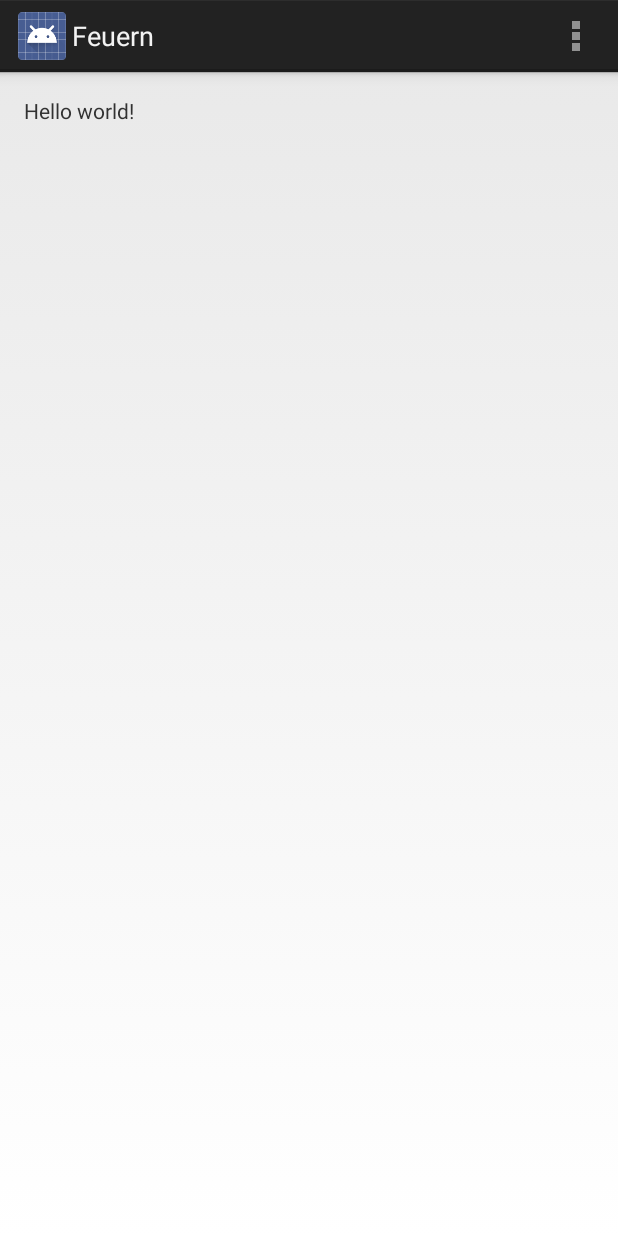
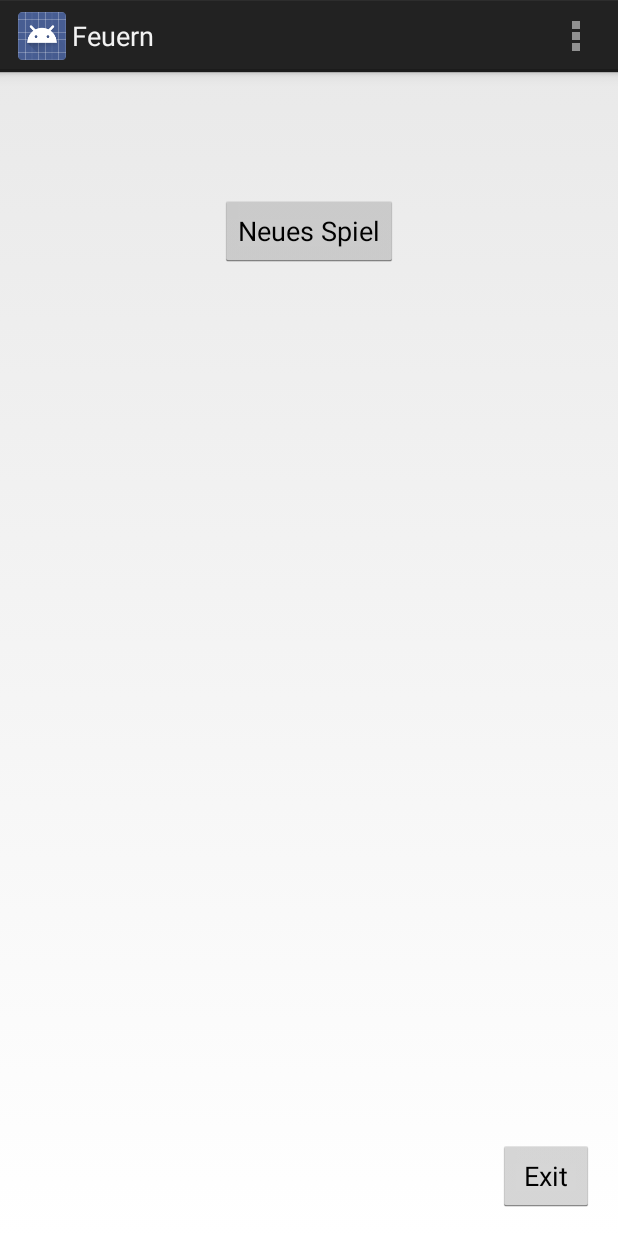
Before and after one commit to true-gler/Feuern, an Android app: the screen it shows after launch (MyActivity), on a phone screen of 412 x 824 dp. Run offline under Robolectric (Android 15) with nearby library versions, the phone set to English and light mode, and no system bars.

Commit message:
added some buttons

```diff
--- a/app/src/main/res/layout/activity_my.xml
+++ b/app/src/main/res/layout/activity_my.xml
@@ -8,9 +8,21 @@
     android:paddingBottom="@dimen/activity_vertical_margin"
     tools:context=".MyActivity">
 
-    <TextView
-        android:text="@string/hello_world"
+    <Button
         android:layout_width="wrap_content"
-        android:layout_height="wrap_content" />
+        android:layout_height="wrap_content"
+        android:text="@string/NewGame"
+        android:id="@+id/bNewGame"
+        android:layout_alignParentTop="true"
+        android:layout_centerHorizontal="true"
+        android:layout_marginTop="66dp" />
 
+    <Button
+        android:layout_width="wrap_content"
+        android:layout_height="wrap_content"
+        android:text="@string/Exit"
+        android:id="@+id/bExit"
+        android:layout_alignParentBottom="true"
+        android:layout_alignParentRight="true"
+        android:layout_alignParentEnd="true" />
 </RelativeLayout>
--- a/app/src/main/res/values/strings.xml
+++ b/app/src/main/res/values/strings.xml
@@ -4,5 +4,7 @@
     <string name="app_name">Feuern</string>
     <string name="hello_world">Hello world!</string>
     <string name="action_settings">Settings</string>
+    <string name="NewGame">Neues Spiel</string>
+    <string name="Exit">Exit</string>
 
 </resources>
```
Also changed, not shown: 1 other file.
